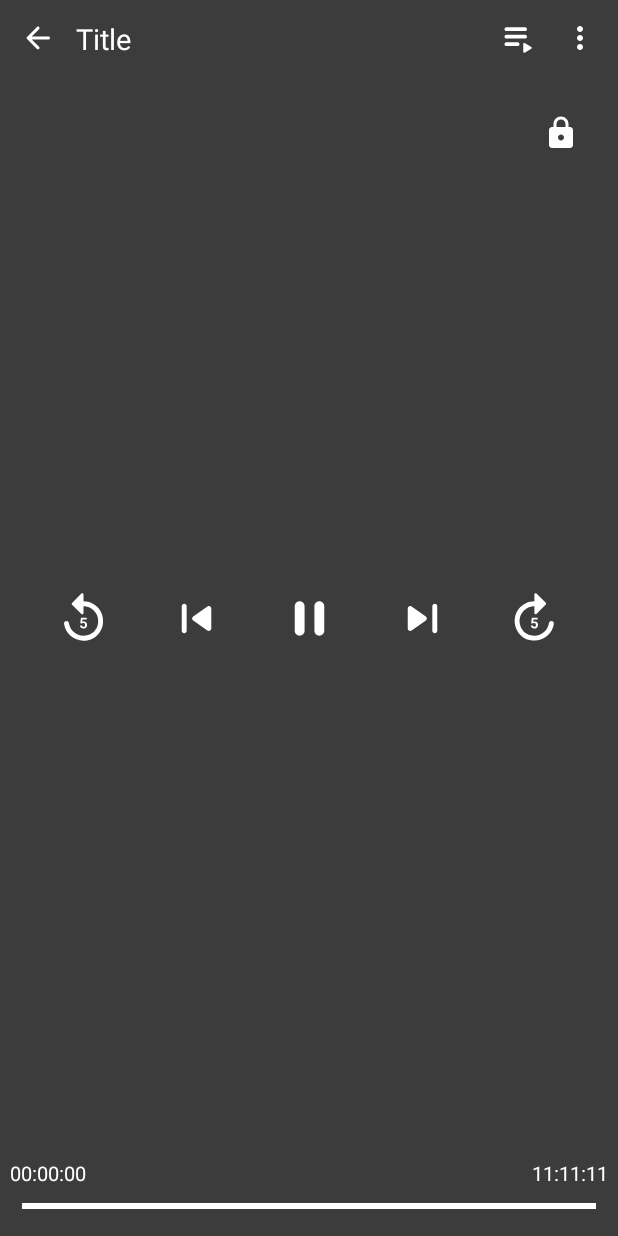
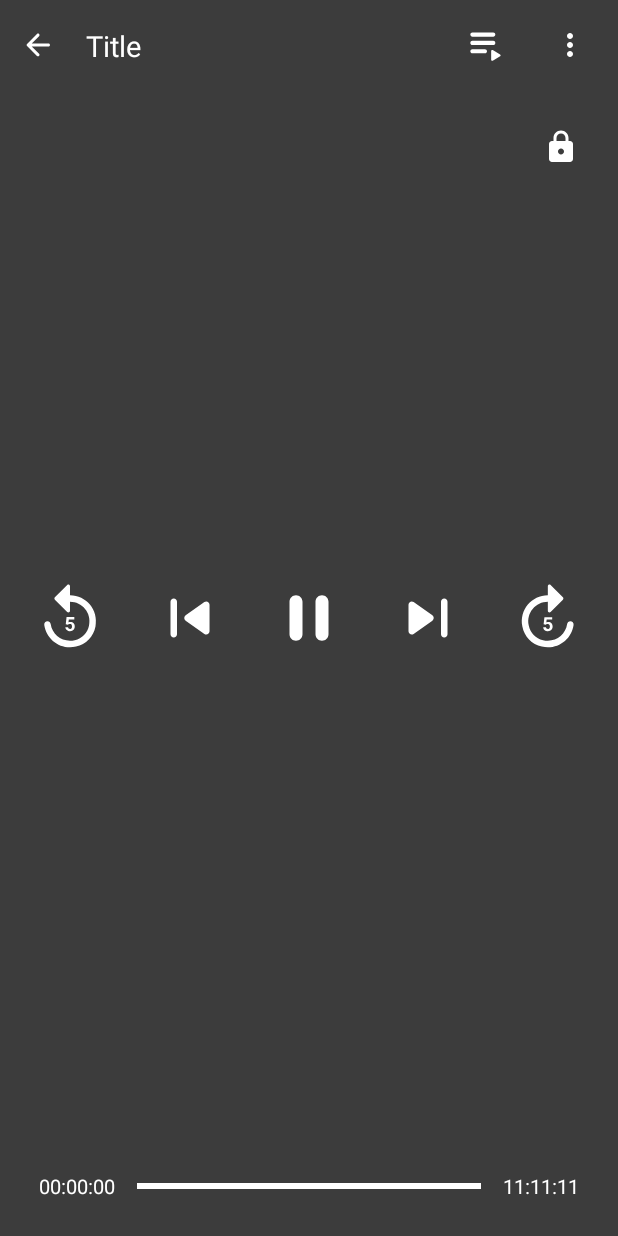
Before and after one commit to IPSmeetpatadia/ExoPlayer, an Android app: the layout custom_control_layout.xml on its own in the app's theme, with its tools: preview values and no code run, on a phone screen of 412 x 824 dp. Run offline under Robolectric (Android 15) with nearby library versions, the phone set to English and light mode, and no system bars.

```diff
--- a/app/src/main/res/layout/custom_control_layout.xml
+++ b/app/src/main/res/layout/custom_control_layout.xml
@@ -18,7 +18,7 @@
             android:id="@+id/imgV_back"
             android:layout_width="wrap_content"
             android:layout_height="wrap_content"
-            android:layout_margin="@dimen/_5sdp"
+            android:padding="@dimen/_5sdp"
             android:src="@drawable/round_arrow_back_24"
             app:layout_constraintBottom_toBottomOf="parent"
             app:layout_constraintStart_toStartOf="parent"
@@ -34,6 +34,7 @@
             android:maxLines="1"
             android:textColor="@color/white"
             android:textSize="@dimen/_15ssp"
+            android:layout_marginEnd="@dimen/_15sdp"
             app:layout_constraintBottom_toBottomOf="@id/imgV_back"
             app:layout_constraintEnd_toStartOf="@id/imgV_playlist"
             app:layout_constraintStart_toEndOf="@id/imgV_back"
@@ -42,10 +43,11 @@
 
         <ImageView
             android:id="@+id/imgV_playlist"
-            android:layout_width="@dimen/_23sdp"
-            android:layout_height="@dimen/_23sdp"
+            android:layout_width="@dimen/_36sdp"
+            android:layout_height="@dimen/_36sdp"
             android:layout_marginEnd="@dimen/_10sdp"
             android:src="@drawable/round_playlist_play_24"
+            android:padding="@dimen/_5sdp"
             app:layout_constraintBottom_toBottomOf="@id/imgV_more"
             app:layout_constraintEnd_toStartOf="@id/imgV_more"
             app:layout_constraintTop_toTopOf="@id/imgV_more"
@@ -56,6 +58,7 @@
             android:layout_width="wrap_content"
             android:layout_height="wrap_content"
             android:layout_marginEnd="@dimen/_5sdp"
+            android:padding="@dimen/_5sdp"
             android:src="@drawable/baseline_more_vert_24"
             app:layout_constraintBottom_toBottomOf="@id/imgV_back"
             app:layout_constraintEnd_toEndOf="parent"
@@ -86,9 +89,10 @@
 
         <ImageView
             android:id="@+id/imgV_replay"
-            android:layout_width="@dimen/_30sdp"
-            android:layout_height="@dimen/_30sdp"
+            android:layout_width="@dimen/_50sdp"
+            android:layout_height="@dimen/_50sdp"
             android:src="@drawable/round_replay_5_24"
+            android:padding="@dimen/_5sdp"
             app:layout_constraintBottom_toBottomOf="@id/imgV_playPause"
             app:layout_constraintEnd_toStartOf="@id/imgV_previous"
             app:layout_constraintStart_toStartOf="parent"
@@ -97,9 +101,10 @@
 
         <ImageView
             android:id="@+id/imgV_previous"
-            android:layout_width="@dimen/_30sdp"
-            android:layout_height="@dimen/_30sdp"
+            android:layout_width="@dimen/_50sdp"
+            android:layout_height="@dimen/_50sdp"
             android:src="@drawable/round_skip_previous_24"
+            android:padding="@dimen/_5sdp"
             app:layout_constraintBottom_toBottomOf="@id/imgV_playPause"
             app:layout_constraintEnd_toStartOf="@id/imgV_playPause"
             app:layout_constraintStart_toEndOf="@id/imgV_replay"
@@ -108,9 +113,10 @@
 
         <ImageView
             android:id="@+id/imgV_playPause"
-            android:layout_width="@dimen/_30sdp"
-            android:layout_height="@dimen/_30sdp"
+            android:layout_width="@dimen/_50sdp"
+            android:layout_height="@dimen/_50sdp"
             android:src="@drawable/round_pause_24"
+            android:padding="@dimen/_5sdp"
             app:layout_constraintBottom_toBottomOf="parent"
             app:layout_constraintEnd_toEndOf="parent"
             app:layout_constraintStart_toStartOf="parent"
@@ -119,9 +125,10 @@
 
         <ImageView
             android:id="@+id/imgV_next"
-            android:layout_width="@dimen/_30sdp"
-            android:layout_height="@dimen/_30sdp"
+            android:layout_width="@dimen/_50sdp"
+            android:layout_height="@dimen/_50sdp"
             android:src="@drawable/round_skip_next_24"
+            android:padding="@dimen/_5sdp"
             app:layout_constraintBottom_toBottomOf="@id/imgV_playPause"
             app:layout_constraintEnd_toStartOf="@id/imgV_forward"
             app:layout_constraintStart_toEndOf="@id/imgV_playPause"
@@ -130,9 +137,10 @@
 
         <ImageView
             android:id="@+id/imgV_forward"
-            android:layout_width="@dimen/_30sdp"
-            android:layout_height="@dimen/_30sdp"
+            android:layout_width="@dimen/_50sdp"
+            android:layout_height="@dimen/_50sdp"
             android:src="@drawable/round_forward_5_24"
+            android:padding="@dimen/_5sdp"
             app:layout_constraintBottom_toBottomOf="@id/imgV_playPause"
             app:layout_constraintEnd_toEndOf="parent"
             app:layout_constraintStart_toEndOf="@id/imgV_next"
@@ -147,6 +155,7 @@
         android:layout_width="match_parent"
         android:layout_height="wrap_content"
         android:padding="@dimen/_5sdp"
+        android:layout_marginBottom="@dimen/_10sdp"
         app:layout_constraintBottom_toBottomOf="parent">
 
         <TextView
@@ -155,6 +164,7 @@
             android:layout_height="wrap_content"
             android:textColor="@color/white"
             android:textSize="@dimen/_10ssp"
+            android:layout_marginStart="@dimen/_15sdp"
             app:layout_constraintStart_toStartOf="parent"
             app:layout_constraintTop_toTopOf="parent"
             tools:text="00:00:00" />
@@ -165,6 +175,7 @@
             android:layout_height="wrap_content"
             android:textColor="@color/white"
             android:textSize="@dimen/_10ssp"
+            android:layout_marginEnd="@dimen/_15sdp"
             app:layout_constraintEnd_toEndOf="parent"
             app:layout_constraintTop_toTopOf="parent"
             tools:text="11:11:11" />
@@ -174,9 +185,12 @@
             android:layout_width="0dp"
             android:layout_height="wrap_content"
             app:scrubber_color="@color/purple_200"
-            app:layout_constraintEnd_toEndOf="@id/exo_duration"
-            app:layout_constraintStart_toStartOf="@id/exo_position"
-            app:layout_constraintTop_toBottomOf="@id/exo_duration"
+            android:layout_marginStart="@dimen/_5sdp"
+            android:layout_marginEnd="@dimen/_5sdp"
+            app:layout_constraintStart_toEndOf="@id/exo_position"
+            app:layout_constraintEnd_toStartOf="@id/exo_duration"
+            app:layout_constraintTop_toTopOf="@id/exo_position"
+            app:layout_constraintBottom_toBottomOf="@id/exo_position"
             app:played_color="@color/design_default_color_primary"
             app:unplayed_color="@color/white" />
 
```
Also changed, not shown: app/src/main/java/com/ipsmeet/exoplayer/activity/VideoPlayActivity.kt (+56 -15 lines).
